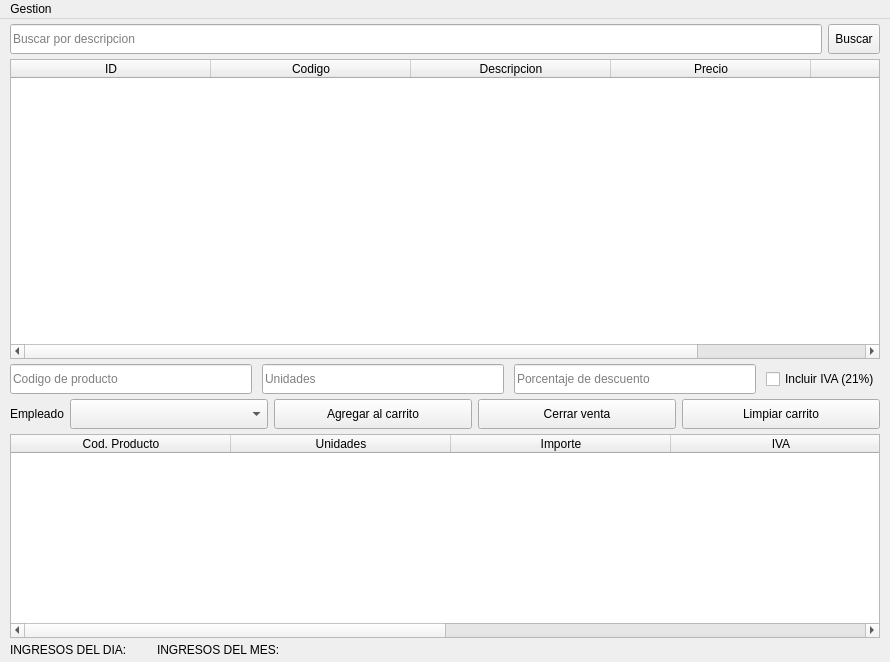
The window that uis/interfazGestor.ui (schulz-franco/gestor_de_ventas) describes before a commit, drawn with Qt 5.
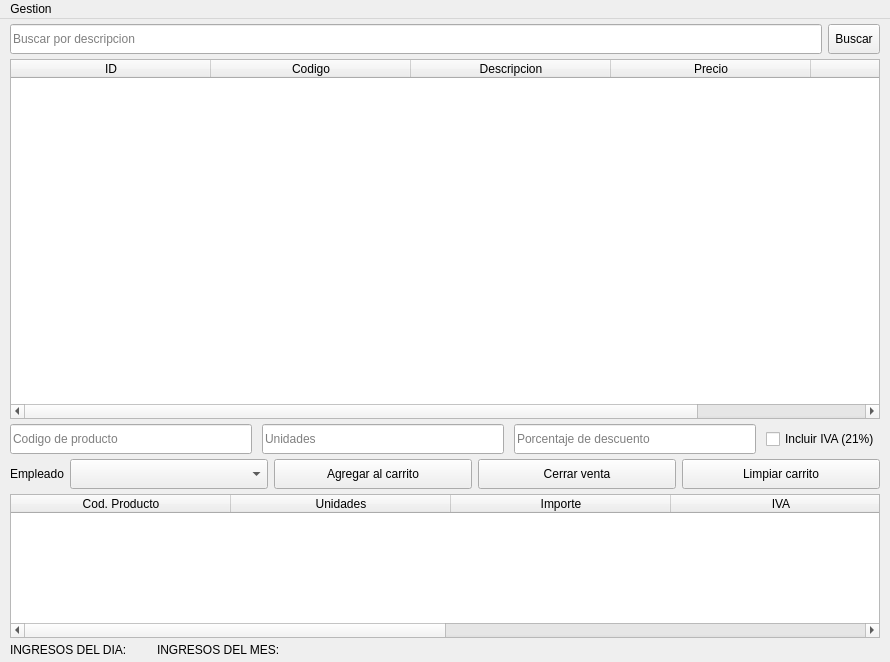
The same window after the commit.

Diff of the .ui file:
```diff
--- a/uis/interfazGestor.ui
+++ b/uis/interfazGestor.ui
@@ -199,7 +199,13 @@
             <property name="minimumSize">
              <size>
               <width>0</width>
-              <height>300</height>
+              <height>360</height>
+             </size>
+            </property>
+            <property name="maximumSize">
+             <size>
+              <width>16777215</width>
+              <height>360</height>
              </size>
             </property>
             <property name="sizeAdjustPolicy">
```
